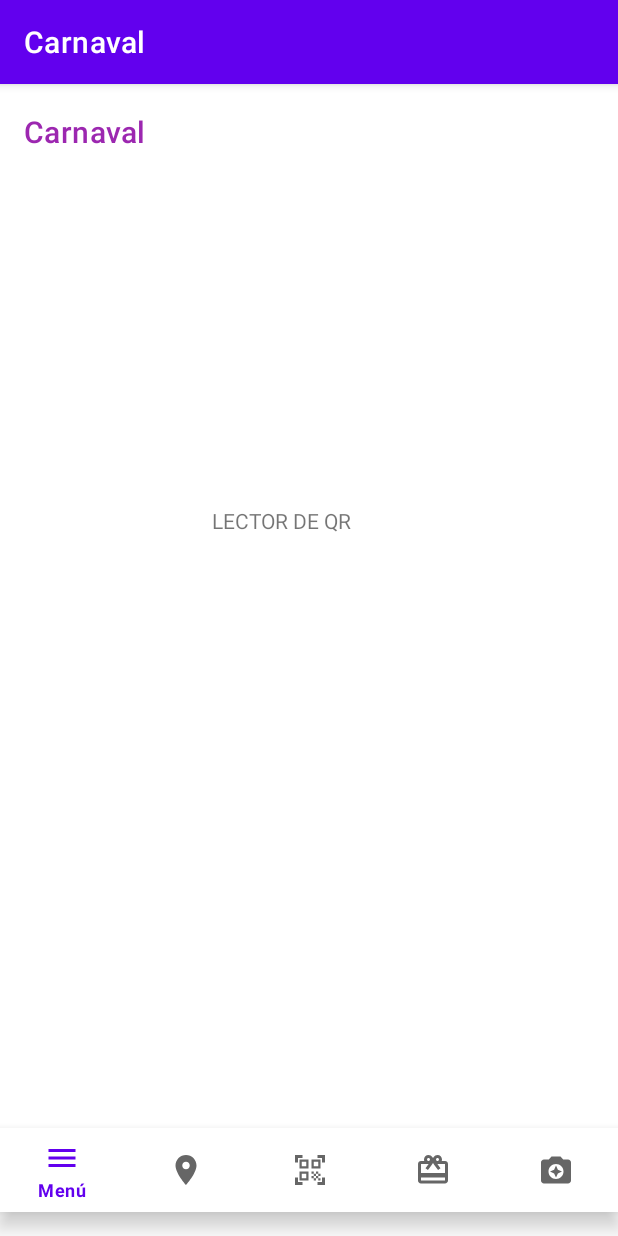
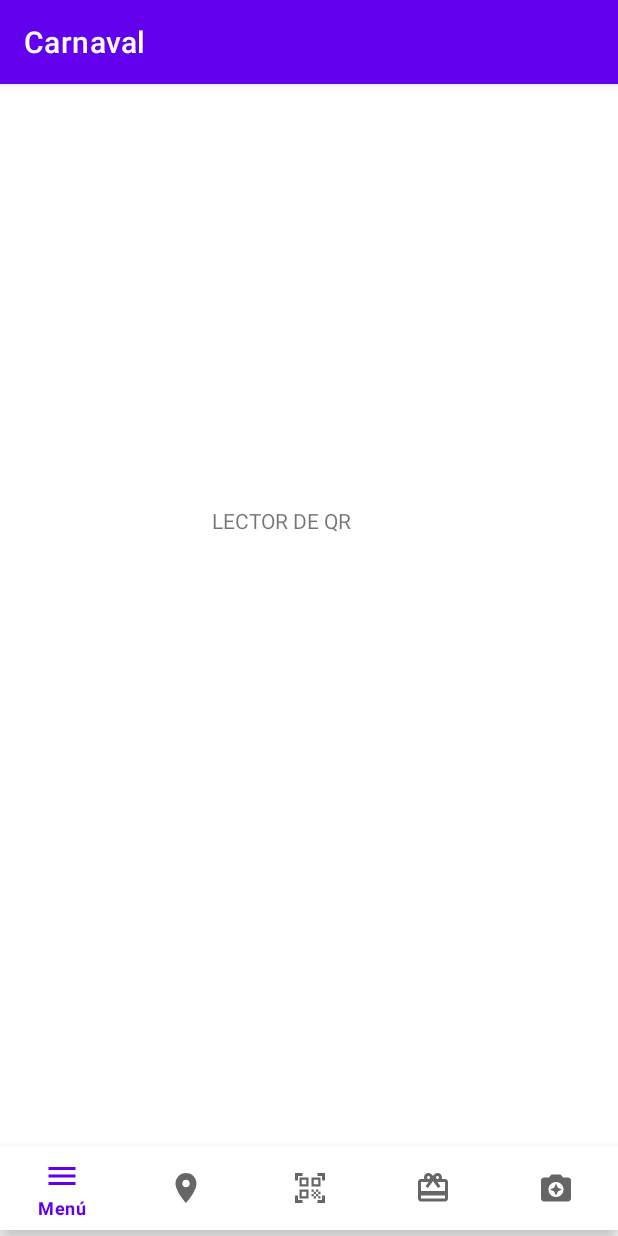
Before and after one commit to ferseba18/CarnavalTPM3, an Android app: the LectorQrAcivity screen opened directly, with no data from a screen before it, on a phone screen of 412 x 824 dp. Run offline under Robolectric (Android 15) with nearby library versions, the phone set to English and light mode, and no system bars.

Commit message:
cambios varios

```diff
--- a/app/src/main/res/layout/activity_lector_qr_acivity.xml
+++ b/app/src/main/res/layout/activity_lector_qr_acivity.xml
@@ -7,20 +7,6 @@
     android:layout_height="match_parent"
     tools:context=".actividades.LectorQrAcivity">
 
-    <androidx.appcompat.widget.Toolbar
-        android:id="@+id/tb_carnaval"
-        android:layout_width="0dp"
-        android:layout_height="wrap_content"
-        android:layout_marginTop="4dp"
-        app:layout_constraintEnd_toEndOf="parent"
-        app:layout_constraintStart_toStartOf="parent"
-        app:layout_constraintTop_toTopOf="parent"
-        app:menu="@menu/appbar_top"
-        app:title="@string/app_name"
-        app:titleTextColor="#9C27B0"
-        tools:ignore="NotSibling">
-
-    </androidx.appcompat.widget.Toolbar>
 
     <TextView
         android:id="@+id/textView"
@@ -38,10 +24,11 @@
         android:id="@+id/bottom_navigation"
         android:layout_width="0dp"
         android:layout_height="wrap_content"
-        android:layout_marginBottom="16dp"
+        android:layout_marginBottom="4dp"
         app:labelVisibilityMode="selected"
         app:layout_constraintBottom_toBottomOf="parent"
         app:layout_constraintEnd_toEndOf="parent"
+        app:layout_constraintHorizontal_bias="0.0"
         app:layout_constraintStart_toStartOf="parent"
         app:menu="@menu/bottom_navigation" />
 </androidx.constraintlayout.widget.ConstraintLayout>
--- a/app/src/main/res/layout/activity_menu_principal.xml
+++ b/app/src/main/res/layout/activity_menu_principal.xml
@@ -15,7 +15,7 @@
         app:layout_constraintStart_toStartOf="parent"
         app:layout_constraintTop_toTopOf="parent"
         app:menu="@menu/appbar_top"
-        app:title="@string/app_name"
+        app:title="Puntos : 100"
         app:titleTextColor="#9C27B0"
         tools:ignore="NotSibling">
 
@@ -112,10 +112,11 @@
         android:id="@+id/bottom_navigation"
         android:layout_width="0dp"
         android:layout_height="wrap_content"
-        android:layout_marginBottom="16dp"
+        android:layout_marginBottom="4dp"
         app:labelVisibilityMode="selected"
         app:layout_constraintBottom_toBottomOf="parent"
         app:layout_constraintEnd_toEndOf="parent"
+        app:layout_constraintHorizontal_bias="0.0"
         app:layout_constraintStart_toStartOf="parent"
         app:menu="@menu/bottom_navigation" />
 
```
Also changed, not shown: app/src/main/java/com/example/carnaval/actividades/ActividadInicial.kt (+3 -7 lines), app/src/main/res/layout/activity_premios.xml (+2 -14 lines).
